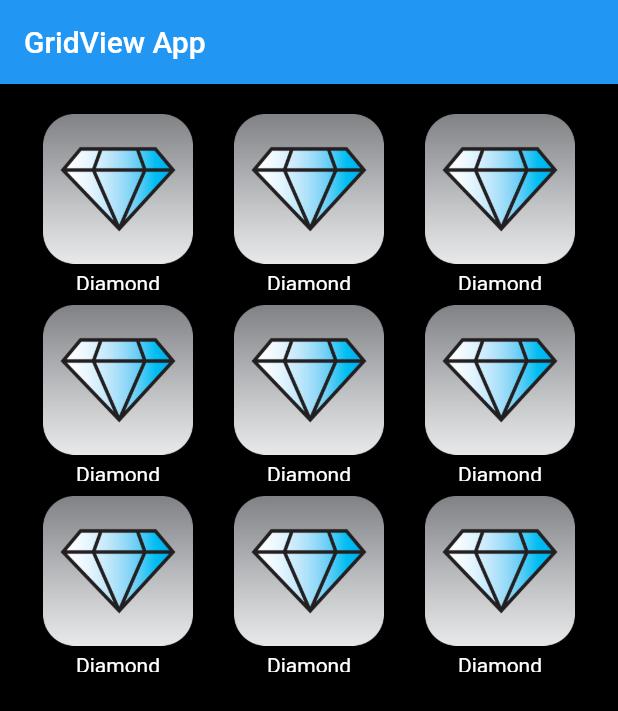
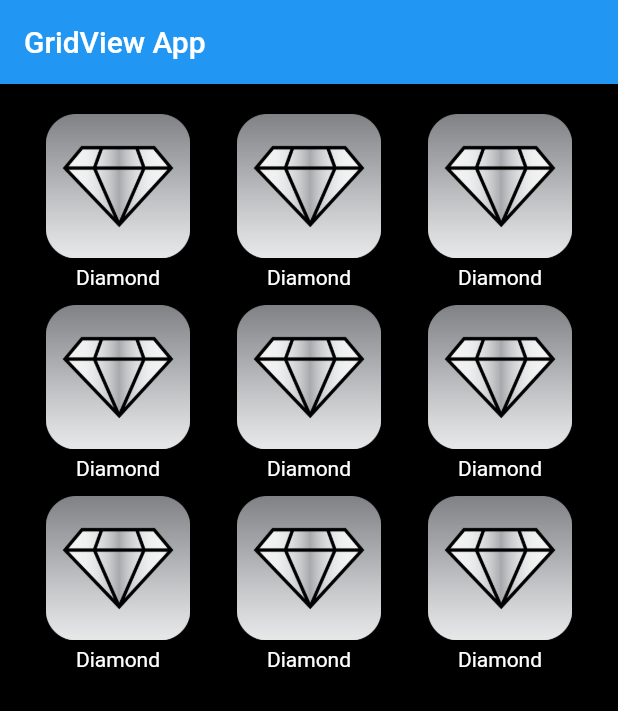
Before and after one commit to ernestrlee/Flutter-gridview-homepage, a Flutter app: the screen it shows after launch, on a phone screen of 412 x 824 dp. Shown: the top 711 px of the screen. Run offline on Flutter 3.47's test engine with Material 2 defaults, Android fonts, the phone set to English and light mode, and no system bars.

Commit message:
Added images. Added constants file.

```diff
--- /dev/null
+++ b/lib/constants.dart
@@ -0,0 +1,4 @@
+import 'package:flutter/material.dart';
+
+const kBackgroundColor = Colors.black;
+const kAppBarColor = Color(0xFF222222);
--- a/lib/main.dart
+++ b/lib/main.dart
@@ -1,4 +1,5 @@
 import 'package:flutter/material.dart';
+import 'constants.dart';
 
 void main() => runApp(MyApp());
 
@@ -74,7 +75,7 @@ class GridItem extends StatelessWidget {
     return Column(
       children: <Widget>[
         Expanded(
-          flex: 8,
+          flex: 6,
           child: Image(
             image: AssetImage(imageFileName),
           ),
```
Also changed, not shown: images/amethyst.png (added), images/apatiite.png (added), images/aquamarine.png (added), images/citrine.png (added), images/diamond.png, images/emerald.png (added), images/ruby.png (added), images/saphire.png (added), images/spinal.png (added).
